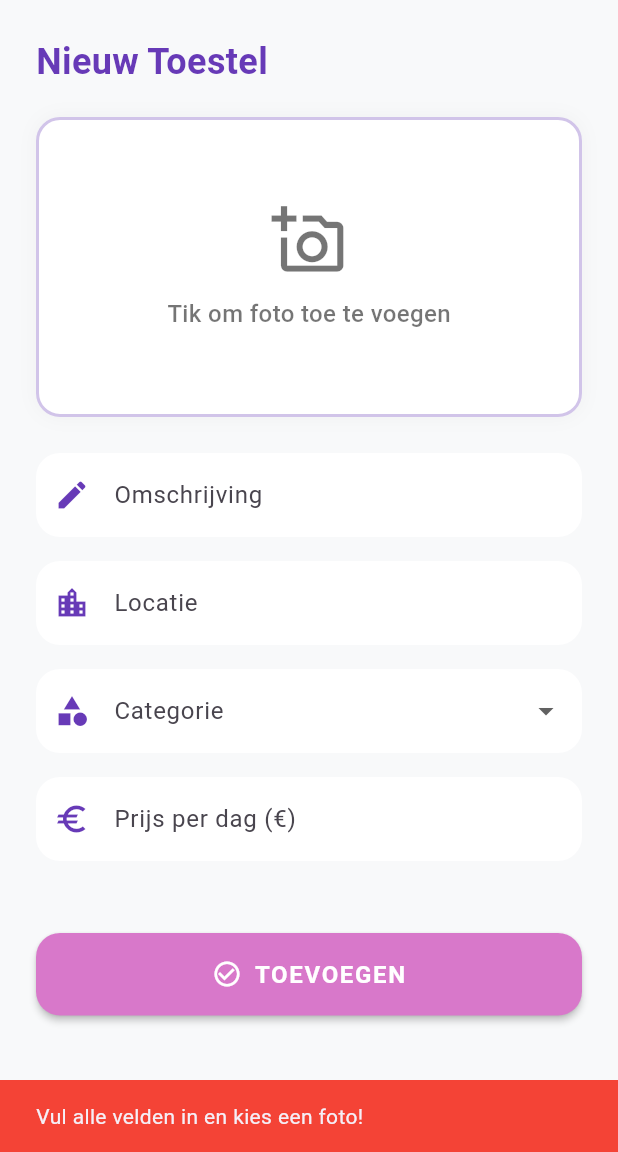
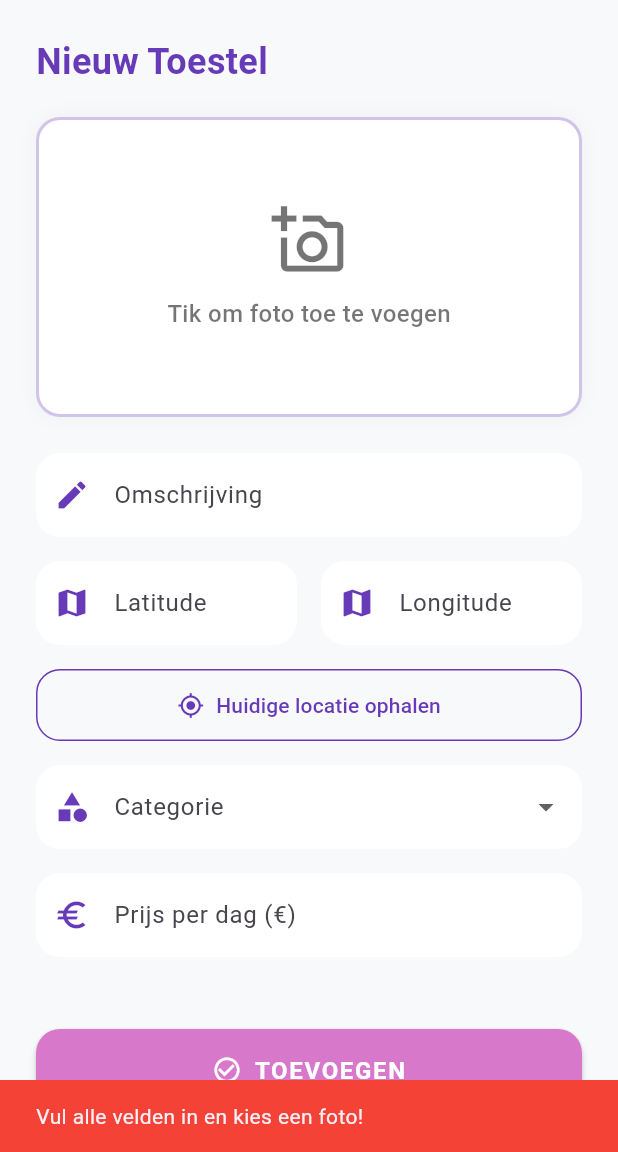
Before and after one commit to JorbenW/IntroMobileDeel2, a Flutter app: the AddItemScreen screen opened directly, after a tap on "TOEVOEGEN", on a phone screen of 412 x 824 dp, the part 84-1236 px from its top. Run offline on Flutter 3.47's test engine with Material 3 defaults, Android fonts, the phone set to English and light mode, and no system bars; our stand-ins replace cloud_firestore, firebase_auth, firebase_core, geolocator, image_picker; accounts and stored records are empty.

Commit message:
add geolocation for location instead of text

```diff
--- a/lib/screens/add_item/add_item_screen.dart
+++ b/lib/screens/add_item/add_item_screen.dart
@@ -4,6 +4,7 @@ import 'package:flutter/material.dart';
 import 'package:cloud_firestore/cloud_firestore.dart';
 import 'package:firebase_auth/firebase_auth.dart';
 import 'package:image_picker/image_picker.dart';
+import 'package:geolocator/geolocator.dart';
 import '../../widgets/topbar.dart';
 import '../../widgets/pink_button.dart';
 import '../../constants/constants.dart';
@@ -17,12 +18,14 @@ class AddItemScreen extends StatefulWidget {
 
 class _AddItemScreenState extends State<AddItemScreen> {
   final _omschrijvingController = TextEditingController();
-  final _locatieController = TextEditingController();
+  final _latController = TextEditingController();
+  final _lngController = TextEditingController();
   final _prijsController = TextEditingController();
 
   String? _selectedCategorie;
   Uint8List? _imageBytes;
   bool _isUploading = false;
+  bool _isGettingLocation = false;
 
   Future<void> _pickImage() async {
     final picker = ImagePicker();
@@ -37,10 +40,54 @@ class _AddItemScreenState extends State<AddItemScreen> {
     }
   }
 
+  Future<void> _getCurrentLocation() async {
+    setState(() => _isGettingLocation = true);
+
+    try {
+      bool serviceEnabled = await Geolocator.isLocationServiceEnabled();
+      if (!serviceEnabled) {
+        throw Exception('Locatievoorzieningen zijn uitgeschakeld.');
+      }
+
+      LocationPermission permission = await Geolocator.checkPermission();
+      if (permission == LocationPermission.denied) {
+        permission = await Geolocator.requestPermission();
+        if (permission == LocationPermission.denied) {
+          throw Exception('Locatiepermissie geweigerd.');
+        }
+      }
+
+      if (permission == LocationPermission.deniedForever) {
+        throw Exception(
+          'Locatiepermissie is permanent geweigerd. Pas dit aan in je instellingen.',
+        );
+      }
+
+      // Haal de positie op
+      Position position = await Geolocator.getCurrentPosition(
+        desiredAccuracy: LocationAccuracy.high,
+      );
+
+      setState(() {
+        _latController.text = position.latitude.toString();
+        _lngController.text = position.longitude.toString();
+      });
+    } catch (e) {
+      if (mounted) {
+        ScaffoldMessenger.of(context).showSnackBar(
+          SnackBar(content: Text(e.toString()), backgroundColor: Colors.red),
+        );
+      }
+    } finally {
+      setState(() => _isGettingLocation = false);
+    }
+  }
+
   Future<void> _uploadItem() async {
     if (_imageBytes == null ||
         _omschrijvingController.text.isEmpty ||
-        _locatieController.text.isEmpty ||
+        _latController.text.isEmpty ||
+        _lngController.text.isEmpty ||
         _selectedCategorie == null ||
         _prijsController.text.isEmpty) {
       ScaffoldMessenger.of(context).showSnackBar(
@@ -58,9 +105,12 @@ class _AddItemScreenState extends State<AddItemScreen> {
       String base64Image = base64Encode(_imageBytes!);
       String userId = FirebaseAuth.instance.currentUser?.uid ?? 'Onbekend';
 
+      double lat = double.tryParse(_latController.text.trim()) ?? 0.0;
+      double lng = double.tryParse(_lngController.text.trim()) ?? 0.0;
+
       await FirebaseFirestore.instance.collection('toestellen').add({
         'omschrijving': _omschrijvingController.text.trim(),
-        'locatie': _locatieController.text.trim(),
+        'locatie': GeoPoint(lat, lng),
         'categorie': _selectedCategorie,
         'prijs': double.tryParse(_prijsController.text.trim()) ?? 0.0,
         'fotoBase64': base64Image,
@@ -72,7 +122,8 @@ class _AddItemScreenState extends State<AddItemScreen> {
       setState(() {
         _imageBytes = null;
         _omschrijvingController.clear();
-        _locatieController.clear();
+        _latController.clear();
+        _lngController.clear();
         _selectedCategorie = null;
         _prijsController.clear();
         _isUploading = false;
@@ -161,7 +212,57 @@ class _AddItemScreenState extends State<AddItemScreen> {
             ),
             const SizedBox(height: 24),
             _buildInputRow('Omschrijving', Icons.edit, _omschrijvingController),
-            _buildInputRow('Locatie', Icons.location_city, _locatieController),
+
+            // Nieuwe sectie voor Locatie (Lat/Lng)
+            Row(
+              children: [
+                Expanded(
+                  child: _buildInputRow(
+                    'Latitude',
+                    Icons.map,
+                    _latController,
+                    isNumber: true,
+                  ),
+                ),
+                const SizedBox(width: 16),
+                Expanded(
+                  child: _buildInputRow(
+                    'Longitude',
+                    Icons.map,
+                    _lngController,
+                    isNumber: true,
+                  ),
+                ),
+              ],
+            ),
+
+            // Knop om GPS locatie op te halen
+            Container(
+              margin: const EdgeInsets.only(bottom: 16),
+              width: double.infinity,
+              child: OutlinedButton.icon(
+                onPressed: _isGettingLocation ? null : _getCurrentLocation,
+                icon: _isGettingLocation
+                    ? const SizedBox(
+                        width: 20,
+                        height: 20,
+                        child: CircularProgressIndicator(strokeWidth: 2),
+                      )
+                    : const Icon(Icons.my_location),
+                label: Text(
+                  _isGettingLocation ? 'Zoeken...' : 'Huidige locatie ophalen',
+                ),
+                style: OutlinedButton.styleFrom(
+                  foregroundColor: Colors.deepPurple,
+                  side: const BorderSide(color: Colors.deepPurple),
+                  padding: const EdgeInsets.symmetric(vertical: 14),
+                  shape: RoundedRectangleBorder(
+                    borderRadius: BorderRadius.circular(16),
+                  ),
+                ),
+              ),
+            ),
+
             _buildDropdown(),
             _buildInputRow(
               'Prijs per dag (€)',
--- a/pubspec.yaml
+++ b/pubspec.yaml
@@ -39,6 +39,7 @@ dependencies:
   cloud_firestore: ^6.3.0
   firebase_storage: ^13.3.0
   image_picker: ^1.2.2
+  geolocator: ^14.0.2
 
 dev_dependencies:
   flutter_test:
```
Also changed, not shown: pubspec.lock, 3 other files.
